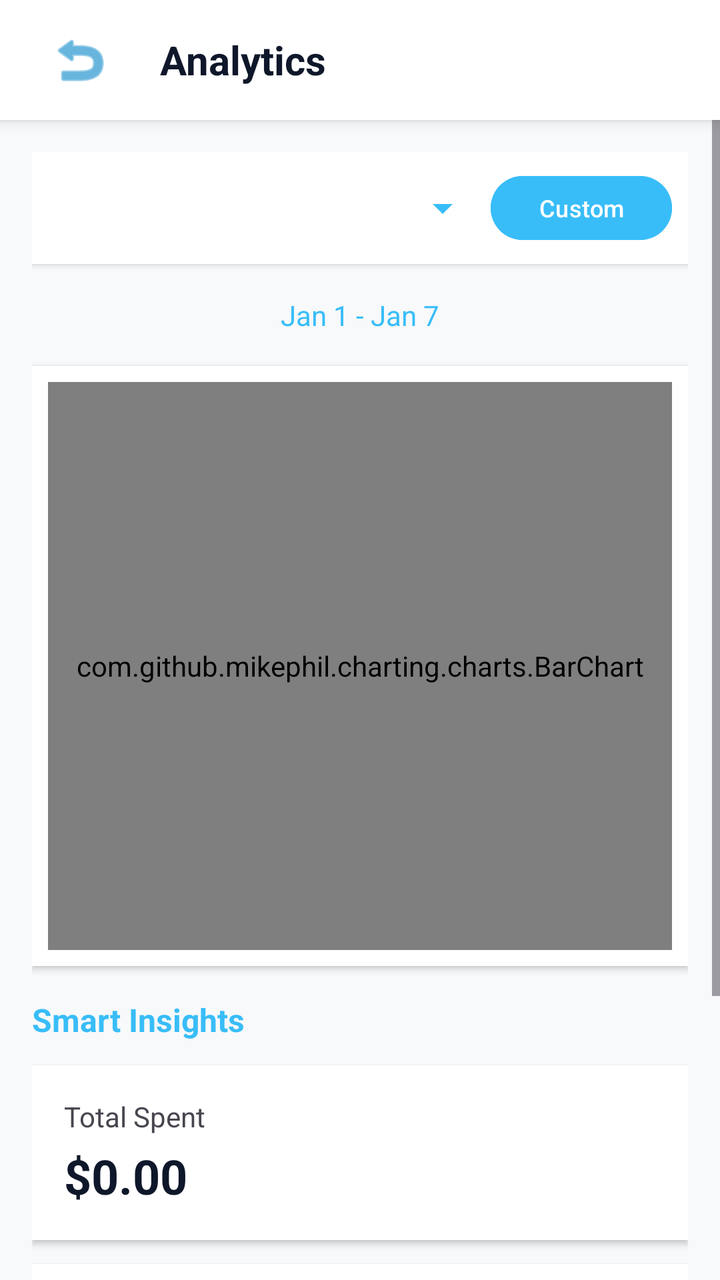
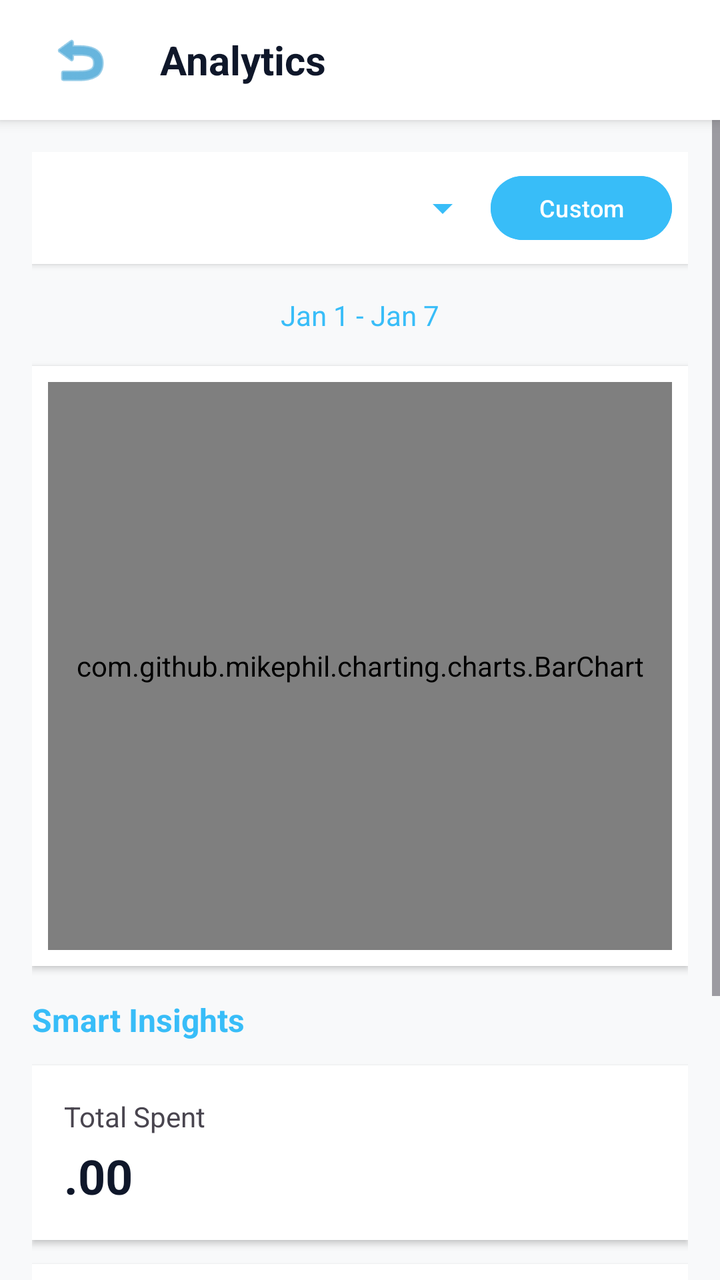

Before-and-after screenshots of an Android layout around one commit, followed by the original layout XML and the change that was made.
<!-- AndroidManifest.xml: application theme Theme.NoteCalc.Blue -->
<!-- res/layout/layout_analytics.xml -->
<?xml version="1.0" encoding="utf-8"?>
<LinearLayout xmlns:android="http://schemas.android.com/apk/res/android"
    android:layout_width="match_parent"
    android:layout_height="match_parent"
    android:background="?attr/colorBgPrimary"
    android:orientation="vertical">

    
    <LinearLayout
        android:layout_width="match_parent"
        android:layout_height="60dp"
        android:orientation="horizontal"
        android:gravity="center_vertical"
        android:paddingHorizontal="16dp"
        android:background="?attr/colorBgSecondary"
        android:elevation="4dp">

        <ImageButton
            android:id="@+id/btn_analytics_back"
            android:layout_width="48dp"
            android:layout_height="48dp"
            android:src="@android:drawable/ic_menu_revert"
            android:background="?attr/selectableItemBackgroundBorderless"
            android:contentDescription="Back"
            android:tint="?attr/colorAccentPrimary" />

        <TextView
            android:id="@+id/tv_analytics_title"
            android:layout_width="wrap_content"
            android:layout_height="wrap_content"
            android:text="Analytics"
            android:textSize="20sp"
            android:textStyle="bold"
            android:textColor="?android:textColorPrimary"
            android:layout_marginStart="16dp"/>
    </LinearLayout>

    <ScrollView
        android:layout_width="match_parent"
        android:layout_height="match_parent"
        android:fillViewport="true">

        <LinearLayout
            android:layout_width="match_parent"
            android:layout_height="wrap_content"
            android:orientation="vertical"
            android:padding="16dp">

            
            <LinearLayout
                android:layout_width="match_parent"
                android:layout_height="wrap_content"
                android:orientation="horizontal"
                android:background="?attr/colorBgSecondary"
                android:padding="8dp"
                android:elevation="2dp"
                android:layout_marginBottom="16dp">

                <Spinner
                    android:id="@+id/spinner_timeframe"
                    android:layout_width="0dp"
                    android:layout_height="40dp"
                    android:layout_weight="1"
                    android:backgroundTint="?attr/colorAccentSecondary" />
                    
                <Button
                    android:id="@+id/btn_custom_range"
                    android:layout_width="wrap_content"
                    android:layout_height="40dp"
                    android:text="Custom"
                    android:textSize="12sp"
                    android:textColor="@color/text_on_accent"
                    android:backgroundTint="?attr/colorAccentSecondary" />
            </LinearLayout>

            <TextView
                android:id="@+id/tv_date_range"
                android:layout_width="match_parent"
                android:layout_height="wrap_content"
                android:gravity="center"
                android:textSize="14sp"
                android:textColor="?attr/colorAccentSecondary"
                android:layout_marginBottom="16dp"
                android:text="Jan 1 - Jan 7" />

            
            <LinearLayout
                android:layout_width="match_parent"
                android:layout_height="300dp"
                android:background="?attr/colorBgSecondary"
                android:elevation="2dp"
                android:padding="8dp"
                android:layout_marginBottom="16dp">

                <com.github.mikephil.charting.charts.BarChart
                    android:id="@+id/chart_spending"
                    android:layout_width="match_parent"
                    android:layout_height="match_parent" />
            </LinearLayout>

            
            <TextView
                android:layout_width="wrap_content"
                android:layout_height="wrap_content"
                android:text="Smart Insights"
                android:textSize="16sp"
                android:textStyle="bold"
                android:textColor="?attr/colorAccentSecondary"
                android:layout_marginBottom="12dp" />

            
            <LinearLayout
                android:layout_width="match_parent"
                android:layout_height="wrap_content"
                android:orientation="vertical"
                android:background="?attr/colorBgSecondary"
                android:padding="16dp"
                android:elevation="2dp"
                android:layout_marginBottom="12dp">
                
                <TextView
                    android:layout_width="wrap_content"
                    android:layout_height="wrap_content"
                    android:text="Total Spent"
                    android:textColor="?android:textColorSecondary"
                    android:textSize="14sp" />
                
                <TextView
                    android:id="@+id/tv_total_spent"
                    android:layout_width="wrap_content"
                    android:layout_height="wrap_content"
                    android:text="$0.00"
                    android:textColor="?android:textColorPrimary"
                    android:textStyle="bold"
                    android:textSize="24sp"
                    android:layout_marginTop="4dp" />
                    
                <TextView
                    android:id="@+id/tv_budget_percent"
                    android:layout_width="wrap_content"
                    android:layout_height="wrap_content"
                    android:text="0% of budget used"
                    android:textColor="?attr/colorAccentPrimary"
                    android:textSize="14sp"
                    android:layout_marginTop="4dp"
                    android:visibility="gone" />
            </LinearLayout>

            
            <LinearLayout
                android:layout_width="match_parent"
                android:layout_height="wrap_content"
                android:orientation="horizontal"
                android:background="?attr/colorBgSecondary"
                android:padding="16dp"
                android:elevation="2dp"
                android:layout_marginBottom="12dp">
                
                <LinearLayout
                    android:layout_width="0dp"
                    android:layout_height="wrap_content"
                    android:layout_weight="1"
                    android:orientation="vertical">
                    <TextView
                        android:layout_width="wrap_content"
                        android:layout_height="wrap_content"
                        android:text="Daily Average"
                        android:textColor="?android:textColorSecondary"
                        android:textSize="14sp" />
                    <TextView
                        android:id="@+id/tv_daily_avg"
                        android:layout_width="wrap_content"
                        android:layout_height="wrap_content"
                        android:text="$0.00"
                        android:textColor="?android:textColorPrimary"
                        android:textStyle="bold"
                        android:textSize="18sp"
                        android:layout_marginTop="4dp" />
                </LinearLayout>

                <LinearLayout
                    android:layout_width="0dp"
                    android:layout_height="wrap_content"
                    android:layout_weight="1"
                    android:orientation="vertical">
                    <TextView
                        android:layout_width="wrap_content"
                        android:layout_height="wrap_content"
                        android:text="Highest Transaction"
                        android:textColor="?android:textColorSecondary"
                        android:textSize="14sp" />
                    <TextView
                        android:id="@+id/tv_highest_txn"
                        android:layout_width="wrap_content"
                        android:layout_height="wrap_content"
                        android:text="$0.00"
                        android:textColor="?android:textColorPrimary"
                        android:textStyle="bold"
                        android:textSize="18sp"
                        android:layout_marginTop="4dp" />
                </LinearLayout>
            </LinearLayout>
            
            <LinearLayout
                android:layout_width="match_parent"
                android:layout_height="wrap_content"
                android:orientation="vertical"
                android:background="?attr/colorBgSecondary"
                android:padding="16dp"
                android:elevation="2dp"
                android:layout_marginBottom="12dp">
                <TextView
                    android:layout_width="wrap_content"
                    android:layout_height="wrap_content"
                    android:text="Highest Spending Day"
                    android:textColor="?android:textColorSecondary"
                    android:textSize="14sp" />
                <TextView
                    android:id="@+id/tv_highest_day"
                    android:layout_width="wrap_content"
                    android:layout_height="wrap_content"
                    android:text="None"
                    android:textColor="?android:textColorPrimary"
                    android:textStyle="bold"
                    android:textSize="16sp"
                    android:layout_marginTop="4dp" />
            </LinearLayout>

        </LinearLayout>
    </ScrollView>
</LinearLayout>
<!-- resources referenced by this layout -->
<resources>
  <color name="text_on_accent">#FFFFFFFF</color>
  <style name="Theme.NoteCalc.Blue" parent="Base.Theme.NoteCalc">
          <item name="colorAccentPrimary">@color/accent_blue_primary</item>
          <item name="colorAccentSecondary">@color/accent_blue_secondary</item>
          <item name="colorBgPrimary">@color/bg_primary_blue</item>
          <item name="colorBgSecondary">@color/bg_secondary_blue</item>
          <item name="colorBgTertiary">@color/bg_tertiary_blue</item>
          <item name="colorBorder">@color/border_blue</item>
          <item name="colorRipple">@color/ripple_blue</item>
      </style>
  <style name="Base.Theme.NoteCalc" parent="Theme.Material3.DayNight.NoActionBar">
          <item name="android:windowBackground">?attr/colorBgPrimary</item>
          <item name="android:textColorPrimary">@color/text_primary</item>
      </style>
  <color name="accent_blue_primary">#FF0284C7</color>
  <color name="accent_blue_secondary">#FF38BDF8</color>
  <color name="bg_primary_blue">#FFF8F9FA</color>
  <color name="bg_secondary_blue">#FFFFFFFF</color>
  <color name="bg_tertiary_blue">#FFF1F5F9</color>
  <color name="border_blue">#FFE2E8F0</color>
  <color name="ripple_blue">#FFE2E8F0</color>
  <color name="text_primary">#FF0F172A</color>
</resources>

<!-- the commit's change to res/layout/layout_analytics.xml (unified diff, before → after) -->
@@ -1,5 +1,6 @@
 <?xml version="1.0" encoding="utf-8"?>
 <LinearLayout xmlns:android="http://schemas.android.com/apk/res/android"
+    xmlns:app="http://schemas.android.com/apk/res-auto"
     android:layout_width="match_parent"
     android:layout_height="match_parent"
     android:background="?attr/colorBgPrimary"
@@ -13,7 +14,8 @@
         android:gravity="center_vertical"
         android:paddingHorizontal="16dp"
         android:background="?attr/colorBgSecondary"
-        android:elevation="4dp">
+        android:elevation="4dp"
+        android:baselineAligned="false">
 
         <ImageButton
             android:id="@+id/btn_analytics_back"
@@ -21,14 +23,14 @@
             android:layout_height="48dp"
             android:src="@android:drawable/ic_menu_revert"
             android:background="?attr/selectableItemBackgroundBorderless"
-            android:contentDescription="Back"
-            android:tint="?attr/colorAccentPrimary" />
+            android:contentDescription="@string/analytics_btn_back"
+            app:tint="?attr/colorAccentPrimary" />
 
         <TextView
             android:id="@+id/tv_analytics_title"
             android:layout_width="wrap_content"
             android:layout_height="wrap_content"
-            android:text="Analytics"
+            android:text="@string/analytics_title"
             android:textSize="20sp"
             android:textStyle="bold"
             android:textColor="?android:textColorPrimary"
@@ -54,7 +56,8 @@
                 android:background="?attr/colorBgSecondary"
                 android:padding="8dp"
                 android:elevation="2dp"
-                android:layout_marginBottom="16dp">
+                android:layout_marginBottom="16dp"
+        android:baselineAligned="false">
 
                 <Spinner
                     android:id="@+id/spinner_timeframe"
@@ -67,7 +70,7 @@
                     android:id="@+id/btn_custom_range"
                     android:layout_width="wrap_content"
                     android:layout_height="40dp"
-                    android:text="Custom"
+                    android:text="@string/analytics_custom"
                     android:textSize="12sp"
                     android:textColor="@color/text_on_accent"
                     android:backgroundTint="?attr/colorAccentSecondary" />
@@ -81,7 +84,7 @@
                 android:textSize="14sp"
                 android:textColor="?attr/colorAccentSecondary"
                 android:layout_marginBottom="16dp"
-                android:text="Jan 1 - Jan 7" />
+                android:text="@string/analytics_date_range_placeholder" />
 
             
             <LinearLayout
@@ -102,7 +105,7 @@
             <TextView
                 android:layout_width="wrap_content"
                 android:layout_height="wrap_content"
-                android:text="Smart Insights"
+                android:text="@string/analytics_smart_insights"
                 android:textSize="16sp"
                 android:textStyle="bold"
                 android:textColor="?attr/colorAccentSecondary"
@@ -121,7 +124,7 @@
                 <TextView
                     android:layout_width="wrap_content"
                     android:layout_height="wrap_content"
-                    android:text="Total Spent"
+                    android:text="@string/analytics_total_spent"
                     android:textColor="?android:textColorSecondary"
                     android:textSize="14sp" />
                 
@@ -129,7 +132,7 @@
                     android:id="@+id/tv_total_spent"
                     android:layout_width="wrap_content"
                     android:layout_height="wrap_content"
-                    android:text="$0.00"
+                    android:text="@string/analytics_zero_amount"
                     android:textColor="?android:textColorPrimary"
                     android:textStyle="bold"
                     android:textSize="24sp"
@@ -139,7 +142,7 @@
                     android:id="@+id/tv_budget_percent"
                     android:layout_width="wrap_content"
                     android:layout_height="wrap_content"
-                    android:text="0% of budget used"
+                    android:text="@string/analytics_zero_budget_used"
                     android:textColor="?attr/colorAccentPrimary"
                     android:textSize="14sp"
                     android:layout_marginTop="4dp"
@@ -154,7 +157,8 @@
                 android:background="?attr/colorBgSecondary"
                 android:padding="16dp"
                 android:elevation="2dp"
-                android:layout_marginBottom="12dp">
+                android:layout_marginBottom="12dp"
+        android:baselineAligned="false">
                 
                 <LinearLayout
                     android:layout_width="0dp"
@@ -164,14 +168,14 @@
                     <TextView
                         android:layout_width="wrap_content"
                         android:layout_height="wrap_content"
-                        android:text="Daily Average"
+                        android:text="@string/analytics_daily_average"
                         android:textColor="?android:textColorSecondary"
                         android:textSize="14sp" />
                     <TextView
                         android:id="@+id/tv_daily_avg"
                         android:layout_width="wrap_content"
                         android:layout_height="wrap_content"
-                        android:text="$0.00"
+                        android:text="@string/analytics_zero_amount"
                         android:textColor="?android:textColorPrimary"
                         android:textStyle="bold"
                         android:textSize="18sp"
@@ -186,14 +190,14 @@
                     <TextView
                         android:layout_width="wrap_content"
                         android:layout_height="wrap_content"
-                        android:text="Highest Transaction"
+                        android:text="@string/analytics_highest_transaction"
                         android:textColor="?android:textColorSecondary"
                         android:textSize="14sp" />
                     <TextView
                         android:id="@+id/tv_highest_txn"
                         android:layout_width="wrap_content"
                         android:layout_height="wrap_content"
-                        android:text="$0.00"
+                        android:text="@string/analytics_zero_amount"
                         android:textColor="?android:textColorPrimary"
                         android:textStyle="bold"
                         android:textSize="18sp"
@@ -212,14 +216,14 @@
                 <TextView
                     android:layout_width="wrap_content"
                     android:layout_height="wrap_content"
-                    android:text="Highest Spending Day"
+                    android:text="@string/analytics_highest_spending_day"
                     android:textColor="?android:textColorSecondary"
                     android:textSize="14sp" />
                 <TextView
                     android:id="@+id/tv_highest_day"
                     android:layout_width="wrap_content"
                     android:layout_height="wrap_content"
-                    android:text="None"
+                    android:text="@string/analytics_none"
                     android:textColor="?android:textColorPrimary"
                     android:textStyle="bold"
                     android:textSize="16sp"
<!-- resource entries referenced after the edit -->
@@ -1,6 +1,18 @@
 <!-- resources referenced by this layout -->
 <resources>
   <color name="text_on_accent">#FFFFFFFF</color>
+  <string name="analytics_btn_back">Back</string>
+  <string name="analytics_custom">Custom</string>
+  <string name="analytics_daily_average">Daily Average</string>
+  <string name="analytics_date_range_placeholder">Jan 1 - Jan 7</string>
+  <string name="analytics_highest_spending_day">Highest Spending Day</string>
+  <string name="analytics_highest_transaction">Highest Transaction</string>
+  <string name="analytics_none">None</string>
+  <string name="analytics_smart_insights">Smart Insights</string>
+  <string name="analytics_title">Analytics</string>
+  <string name="analytics_total_spent">Total Spent</string>
+  <string name="analytics_zero_amount">.00</string>
+  <string name="analytics_zero_budget_used">0% of budget used</string>
   <style name="Theme.NoteCalc.Blue" parent="Base.Theme.NoteCalc">
           <item name="colorAccentPrimary">@color/accent_blue_primary</item>
           <item name="colorAccentSecondary">@color/accent_blue_secondary</item>
